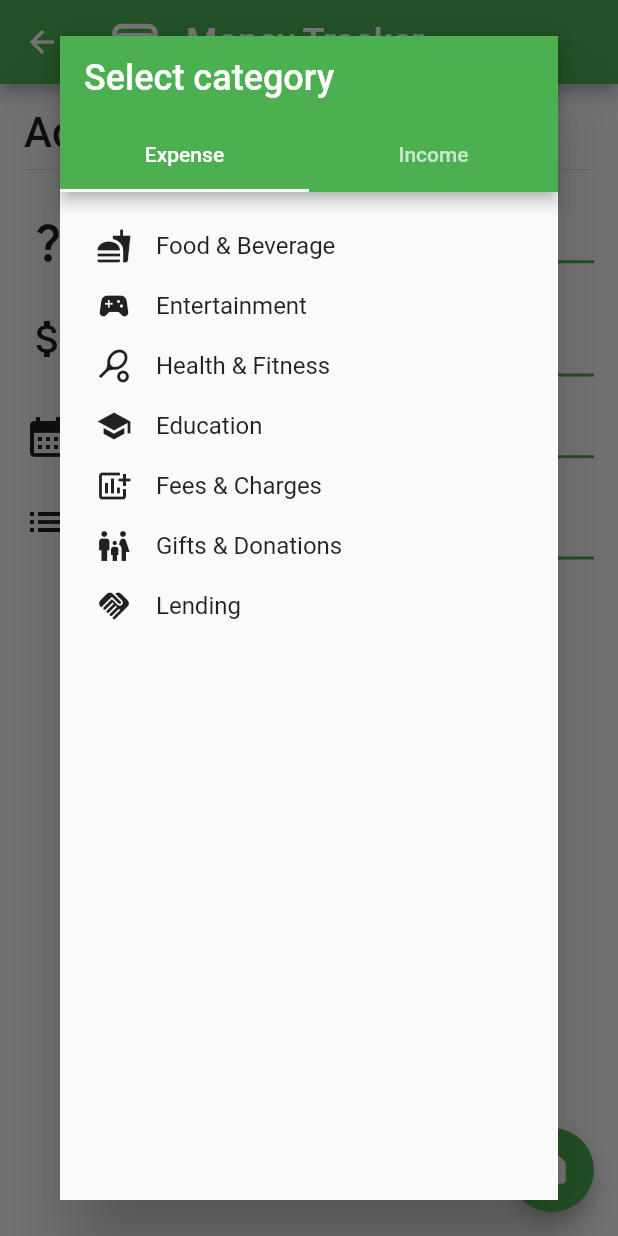
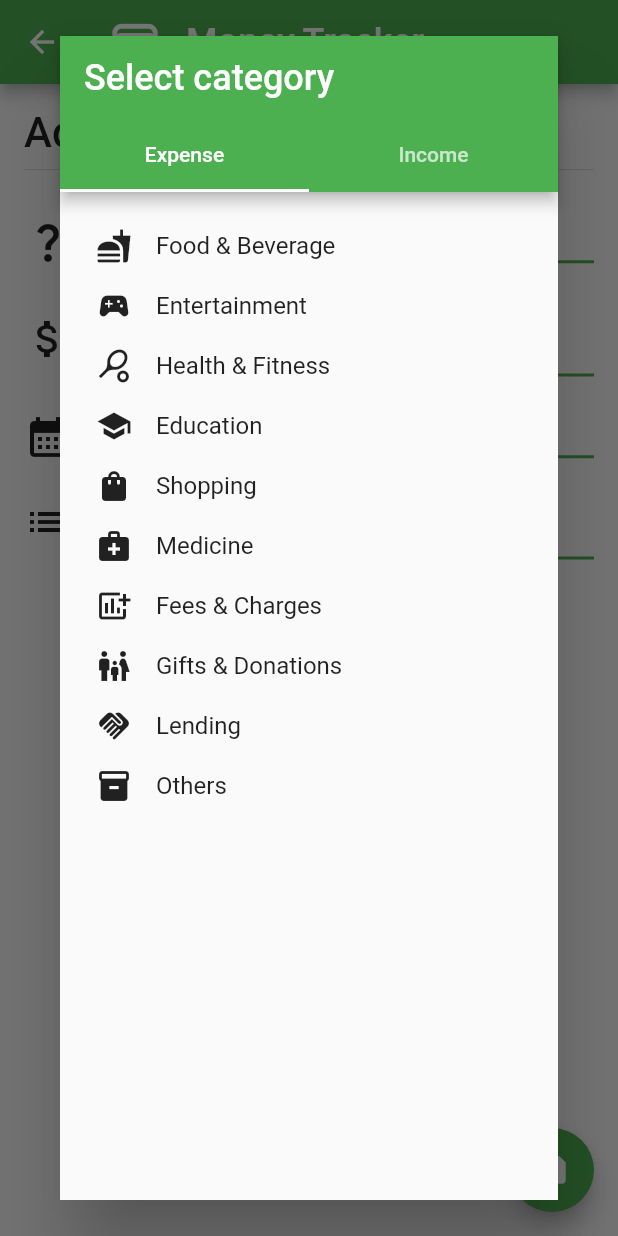
Before and after one commit to SarawinT/MoneyTracker, a Flutter app: the CreateTransaction screen opened directly, after a tap on the "save" icon, after a tap on "Select category", on a phone screen of 412 x 824 dp. Run offline on Flutter 3.47's test engine with Material 2 defaults, Android fonts, the phone set to English and light mode, and no system bars; our stand-ins replace google_fonts; network calls fail; Roboto replaces fonts that are missing (Kanit).

Commit message:
Cleaning up

```diff
--- a/moneytracker_app/lib/main.dart
+++ b/moneytracker_app/lib/main.dart
@@ -12,7 +12,7 @@ class MyApp extends StatelessWidget {
   Widget build(BuildContext context) {
     return MaterialApp(
       debugShowCheckedModeBanner: false,
-      title: 'Flutter Demo',
+      title: 'Money Tracker',
       theme: ThemeData(
         primarySwatch: Colors.green,
       ),
--- a/moneytracker_app/lib/models/category_list.dart
+++ b/moneytracker_app/lib/models/category_list.dart
@@ -1,4 +1,3 @@
-
 import 'package:flutter/material.dart';
 import 'package:moneytracker_app/models/category.dart';
 
@@ -8,14 +7,19 @@ class CategoryList {
     Category(icon: Icons.sports_esports, name: "Entertainment"),
     Category(icon: Icons.sports_tennis_outlined, name: "Health & Fitness"),
     Category(icon: Icons.school, name: "Education"),
+    Category(icon: Icons.shopping_bag, name: "Shopping"),
+    Category(icon: Icons.medical_services, name: "Medicine"),
     Category(icon: Icons.add_chart, name: "Fees & Charges"),
     Category(icon: Icons.family_restroom, name: "Gifts & Donations"),
     Category(icon: Icons.handshake, name: "Lending"),
+    Category(icon: Icons.inventory, name: "Others"),
   ];
 
   static List<Category> incomes = [
     Category(icon: Icons.card_giftcard, name: "Gift"),
-    Category(icon: Icons.attach_money, name: "Salary"),
+    Category(icon: Icons.work, name: "Salary"),
+    Category(icon: Icons.currency_exchange, name: "Refund"),
+    Category(icon: Icons.inventory, name: "Others"),
   ];
 
   static IconData getIconExpense(String category) {
--- a/moneytracker_app/lib/pages/create_transaction.dart
+++ b/moneytracker_app/lib/pages/create_transaction.dart
@@ -23,8 +23,7 @@ class _CreateTransactionState extends State<CreateTransaction> {
   String _selectedCategory = "Select category";
   bool _isExpense = true;
   IconData _icon = Icons.question_mark;
-
-  String _feedback = "";
+String _feedback = "";
 
   @override
   void initState() {
@@ -61,7 +60,7 @@ class _CreateTransactionState extends State<CreateTransaction> {
     }
   }
 
-  Future<bool> createTransaction() async {
+  Future<bool> _createTransaction() async {
     double amount;
     if (_isExpense) {
       amount = double.parse(_amountController.text) * -1;
@@ -96,7 +95,7 @@ class _CreateTransactionState extends State<CreateTransaction> {
   Widget build(BuildContext context) {
     return Scaffold(
       appBar: AppBar(
-        title: CustomAppBarContent(balance: -1),
+        title: const CustomAppBarContent(balance: -1),
       ),
       floatingActionButton: FloatingActionButton(
         onPressed: () async {
@@ -113,7 +112,7 @@ class _CreateTransactionState extends State<CreateTransaction> {
           });
           if (inputCheck) {
             bool success = false;
-            await createTransaction().then((value) {
+            await _createTransaction().then((value) {
               success = value;
             });
             if (success) {
--- a/moneytracker_app/lib/pages/edit_transaction.dart
+++ b/moneytracker_app/lib/pages/edit_transaction.dart
@@ -110,6 +110,7 @@ class _EditTransactionState extends State<EditTransaction> {
 
   @override
   Widget build(BuildContext context) {
+
     return Scaffold(
       appBar: AppBar(
         title: CustomAppBarContent(balance: -1),
--- a/moneytracker_app/lib/widgets/custom_app_bar_content.dart
+++ b/moneytracker_app/lib/widgets/custom_app_bar_content.dart
@@ -1,19 +1,33 @@
 import 'package:flutter/material.dart';
 import 'package:google_fonts/google_fonts.dart';
+import 'package:moneytracker_app/pages/homepage.dart';
 
 class CustomAppBarContent extends StatelessWidget {
   final double balance;
 
-  CustomAppBarContent({Key? key, required this.balance}) : super(key: key);
+  const CustomAppBarContent({Key? key, required this.balance})
+      : super(key: key);
 
   @override
   Widget build(BuildContext context) {
+    HomepageState? homepage = context.findAncestorStateOfType<HomepageState>();
+
     return Row(
       children: [
-        const Icon(
-          Icons.wallet,
-          size: 36,
-        ),
+        homepage == null
+            ? const Icon(
+                Icons.wallet,
+                size: 36,
+              )
+            : InkWell(
+                onTap: () {
+                  homepage.updateData();
+                },
+                child: const Icon(
+                  Icons.wallet,
+                  size: 36,
+                ),
+              ),
         const SizedBox(
           width: 16,
         ),
@@ -27,7 +41,7 @@ class CustomAppBarContent extends StatelessWidget {
           Card(
             child: Padding(
               padding:
-                  const EdgeInsets.only(left: 24, right: 24, top: 4, bottom: 4),
+                  const EdgeInsets.only(left: 24, right: 24, top: 2, bottom: 2),
               child: Text(
                 "฿ $balance",
                 style: GoogleFonts.kanit(
```
Also changed, not shown: moneytracker_app/lib/pages/homepage.dart (+27 -12 lines), moneytracker_app/lib/pages/transaction_details.dart (+11 -6 lines), moneytracker_app/lib/widgets/transaction_card.dart (+6 -2 lines).
